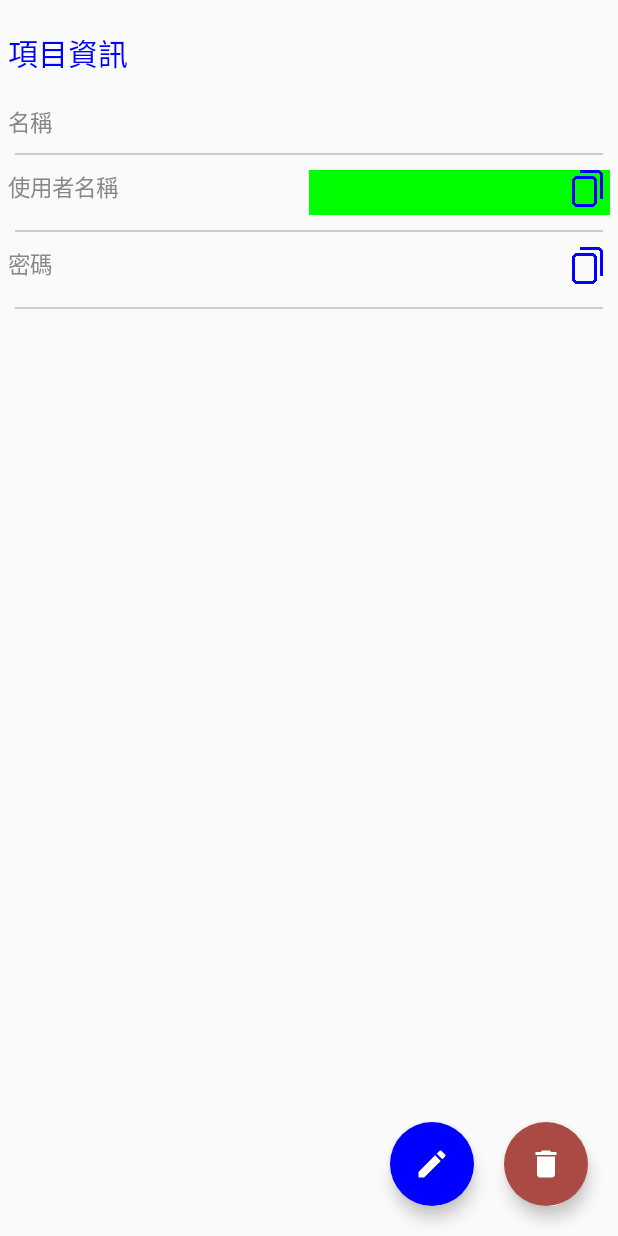
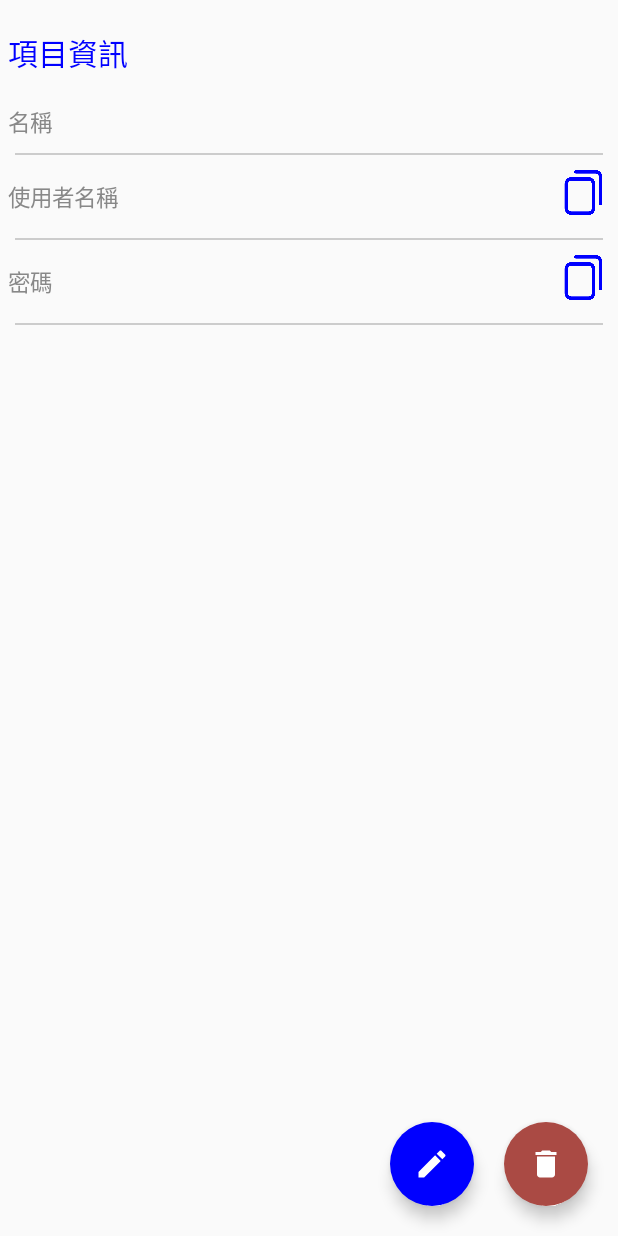
Before and after one commit to Java-Dog-Team/DogePasswordManager, an Android app built with Jetpack Compose: the ViewActivity screen opened directly, with no data from a screen before it, after a tap on "Copy Icon", on a phone screen of 412 x 824 dp. Run offline under Robolectric (Android 15) with nearby library versions, the phone set to English and light mode, and no system bars; our stand-ins replace Firebase (no records; nobody signed in at launch, a user with empty details on screens opened directly).

Commit message:
modify:檢視帳號資訊頁面

```diff
--- a/app/src/main/java/com/example/dogepasswordmanager/ViewActivity.kt
+++ b/app/src/main/java/com/example/dogepasswordmanager/ViewActivity.kt
@@ -3,6 +3,7 @@ package com.example.dogepasswordmanager
 import android.content.Context
 import android.content.Intent
 import android.os.Bundle
+import android.widget.Toast
 import androidx.activity.ComponentActivity
 import androidx.activity.compose.setContent
 import androidx.compose.foundation.background
@@ -95,7 +96,8 @@ fun ViewPage(context: Context) {
             Row(
                 modifier = Modifier
                     .fillMaxWidth()
-                    .padding(start = 5.dp, end = 5.dp, top = 10.dp, bottom = 10.dp)
+                    .padding(start = 5.dp, end = 5.dp, top = 10.dp, bottom = 10.dp),
+                verticalAlignment = Alignment.CenterVertically
             ) {
 
                 //資訊顯示
@@ -109,8 +111,7 @@ fun ViewPage(context: Context) {
                 //複製按鈕
                 Column(
                     modifier = Modifier
-                        .weight(1f)
-                        .background(Color.Green),
+                        .weight(1f),
                     verticalArrangement = Arrangement.Bottom,
                     horizontalAlignment = Alignment.End
                 ) {
@@ -134,8 +135,10 @@ fun ViewPage(context: Context) {
                                         )
 
                                     }
+
+                                Toast.makeText(context, "複製成功", Toast.LENGTH_SHORT)
                             }
-                            .size(30.dp)
+                            .size(35.dp)
                             .padding(bottom = 5.dp),
                         tint = Color.Blue
                     )
@@ -151,7 +154,8 @@ fun ViewPage(context: Context) {
             Row(
                 modifier = Modifier
                     .fillMaxWidth()
-                    .padding(start = 5.dp, end = 5.dp, top = 10.dp, bottom = 10.dp)
+                    .padding(start = 5.dp, end = 5.dp, top = 10.dp, bottom = 10.dp),
+                verticalAlignment = Alignment.CenterVertically
             ) {
 
                 Column(modifier = Modifier.weight(1f)) {
@@ -187,8 +191,10 @@ fun ViewPage(context: Context) {
                                         )
 
                                     }
+
+                                Toast.makeText(context, "複製成功", Toast.LENGTH_SHORT)
                             }
-                            .size(30.dp)
+                            .size(35.dp)
                             .padding(bottom = 5.dp),
                         tint = Color.Blue
                     )
```
